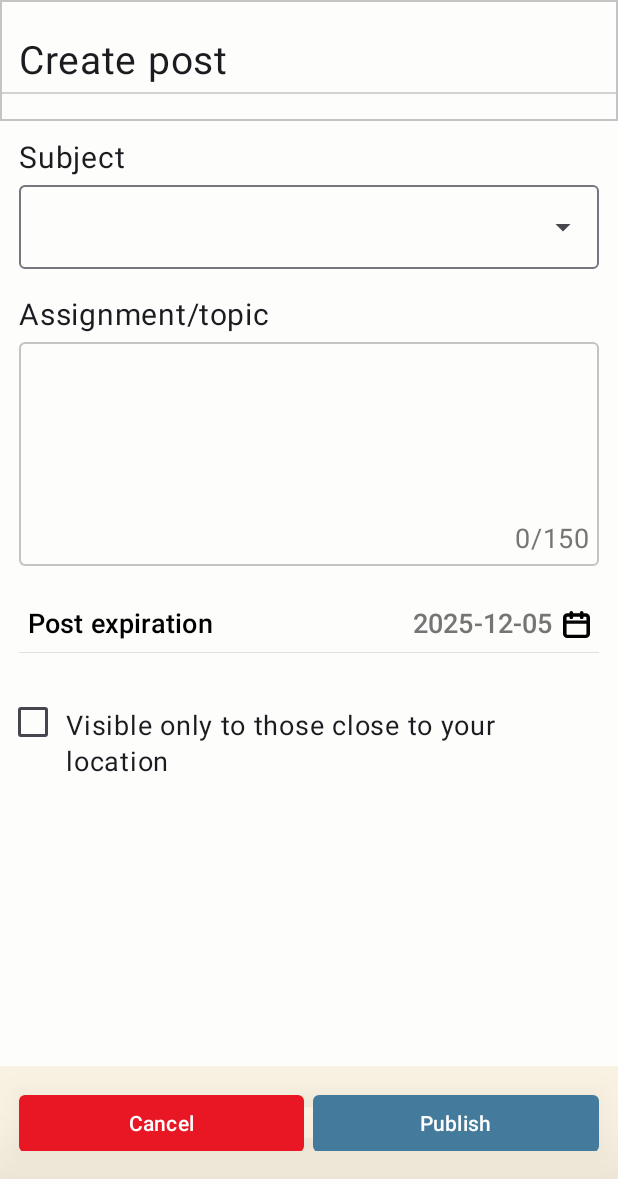
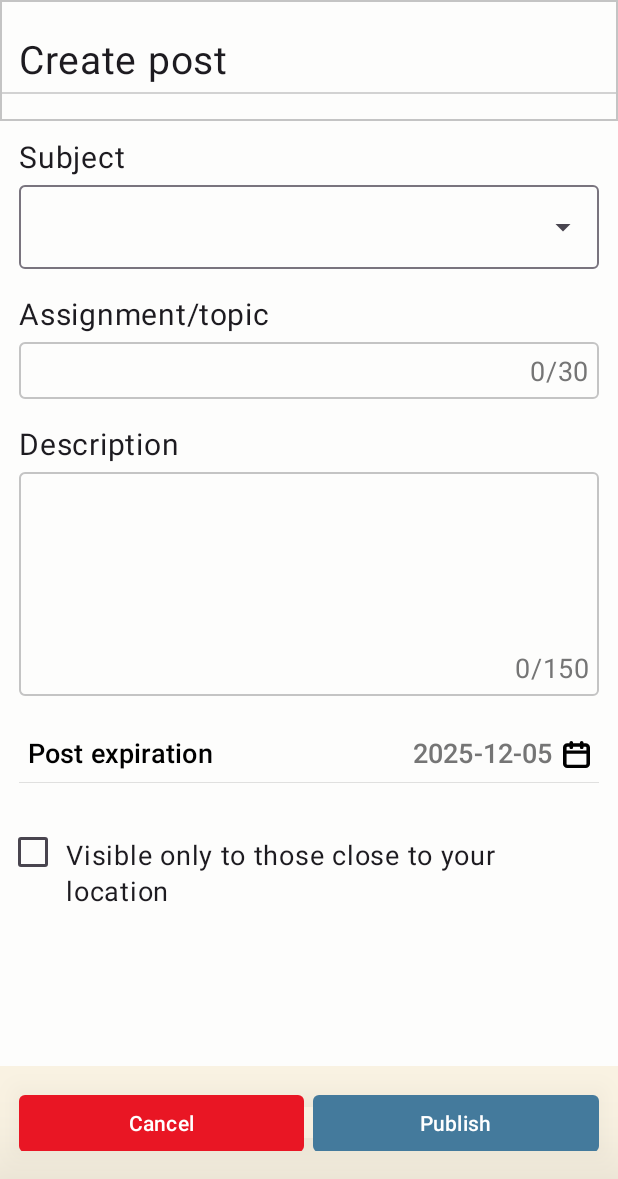
Before and after one commit to BlueSara/Mobile-programming---Group-35, an Android app built with Jetpack Compose: the composable CreatePost shown on its own in the app's theme, after a tap on "Publish", on a phone screen of 412 x 824 dp, the part 57-1236 px from its top. Run offline under Robolectric (Android 15) with nearby library versions, the phone set to English and light mode, and no system bars; our stand-ins replace Firebase (no records; nobody signed in at launch, a user with empty details on screens opened directly).

Commit message:
Creating real api call and POST request of data from create post screen, instead of using mock up data

```diff
--- a/StudyGroup/app/src/main/java/dataLayer/api/ApiHandler.kt
+++ b/StudyGroup/app/src/main/java/dataLayer/api/ApiHandler.kt
@@ -79,6 +79,7 @@ fun formatRequest(connection: HttpURLConnection, method: String, token: String ?
     connection.connectTimeout = 60000
     connection.readTimeout = 60000
     connection.setRequestProperty("Accept", "application/json")
+    //connection.setRequestProperty("Content-Type", "application/json; charset=UTF-8")
 }
 
 /**This is used for making GET-requests to the api
--- a/StudyGroup/app/src/main/java/dataLayer/firebase/firebaseDataModels.kt
+++ b/StudyGroup/app/src/main/java/dataLayer/firebase/firebaseDataModels.kt
@@ -36,6 +36,8 @@ data class Subject(
     val studyPrograms: List<StudyProgramLink>? = null,
 
     val posts: List<String>? = null,
+
+    var firestoreID: String? = null
 )
 
 
--- a/StudyGroup/app/src/main/java/screens/createPost.kt
+++ b/StudyGroup/app/src/main/java/screens/createPost.kt
@@ -41,8 +41,18 @@ import components.DateInput
 import components.PageHeadline
 import components.Select
 import components.TextArea
+import components.TextInput
+import dataLayer.firebase.UniversityService
+import handleApiReqGet
+import handleApiReqPost
+import kotlinx.coroutines.CoroutineScope
+import kotlinx.coroutines.Dispatchers
+import kotlinx.coroutines.launch
+import kotlinx.coroutines.withContext
 import layout.Layout
 import java.time.LocalDate
+import dataLayer.firebase.Subject
+
 
 
 val mockUpSubjects:List<Map<String,String>> =  listOf(
@@ -62,27 +72,72 @@ val mockUpSubjects:List<Map<String,String>> =  listOf(
         Pair("even_more_data", "no way")
     ),
 )
-
+// API_DEBUG_BODY API_DEBUG_BODY CREATE_POST
 @Composable
 fun CreatePost(
     navController: NavHostController ?=null,) {
-    val availableSubjects = mockUpSubjects // TODO: USE REAL DATA
+    val space = LocalSpacing.current
+    val context = LocalContext.current
+
+    val universityService = remember { UniversityService() }
+    var subjects by remember { mutableStateOf(listOf<Subject>()) }
+
+    LaunchedEffect(Unit) {
+        CoroutineScope(Dispatchers.IO).launch {
+            val result = universityService.getAllSubjects()
+            subjects = result
+        }
+    }
+
     var mSelectedSubject by remember { mutableStateOf("") }
+    var mSelectedSubjectName by remember { mutableStateOf("") }
     var mTopic by remember { mutableStateOf("") }
+    var mDescription by remember {mutableStateOf("")}
     var mExpirationDate by remember { mutableStateOf(LocalDate.now()) }
     var mUseLocation by remember { mutableStateOf(false) }
-
-    val space = LocalSpacing.current
-    val permission = Manifest.permission.ACCESS_FINE_LOCATION
-
-    fun handlePushingPost(){
-        //TODO : ADD LOGIC TO VALIDATE AND PUBLISH POST (API)
-    }
-
     var mLat by remember { mutableDoubleStateOf(0.0) }
     var mLng by remember { mutableDoubleStateOf(0.0) }
 
-    val context = LocalContext.current
+    val permission = Manifest.permission.ACCESS_FINE_LOCATION
+    fun handlePushingPost(){
+        CoroutineScope(Dispatchers.IO).launch {
+            val formattedDate = "${mExpirationDate}T00:00:00Z"
+            val body = mutableMapOf<String, Any>(
+                "title" to mTopic,
+                "subjectID" to mSelectedSubject,
+                "subject" to mSelectedSubjectName,
+                "topic" to mTopic,
+                "useProximity" to mUseLocation,
+                "expirationDate" to formattedDate
+            )
+
+            if (mUseLocation) {
+                body["xCoord"] = mLat
+                body["yCoord"] = mLng
+
+            }
+
+            Log.e("POST_BODY", "ERROR: $body")
+
+            val newPost = handleApiReqPost("/post/create", body as Map<String, Any>?, context )
+
+            if (newPost.ok) {
+                Log.d("CREATE_POST", "OK: ${newPost.code}, ${newPost.content}")
+                withContext(Dispatchers.Main) {
+                    navController?.navigate("home")
+                }
+                } else {
+                Log.e("CREATE_POST", """
+                POST FAILED
+                Status code: ${newPost.code}
+                Response ok?: ${newPost.ok}
+                Raw content: ${newPost.content}
+                """.trimIndent())
+
+            }
+        }
+    }
+
     val activity = context as? ComponentActivity
 
     val permissionLauncher = rememberLauncherForActivityResult(
@@ -143,13 +198,27 @@ fun CreatePost(
             ) {
                 Text("Subject", fontSize = 20.sp)
                 Select(
-                    onChange = { mSelectedSubject = it },
-                    options = availableSubjects
+                    onChange = { selectedId ->
+                        mSelectedSubject = selectedId
+                        val obj = subjects.find { it.firestoreID == selectedId }
+                        mSelectedSubjectName = obj?.name ?: ""
+                    },
+                    options = subjects.map { subject ->
+                        mapOf(
+                            "id" to (subject.firestoreID ?: ""),
+                            "name" to ("${subject.code} - ${subject.name}")
+                        )
+                    }
                 )
-                TextArea(
+                TextInput(
                     value = mTopic,
                     onChange = { mTopic = it },
                     label = "Assignment/topic")
+
+                TextArea(
+                    value = mDescription,
+                    label = "Description"
+                )
 
                 DateInput(
                     date = mExpirationDate,
```
Also changed, not shown: StudyGroup/app/src/main/java/dataLayer/firebase/firebaseHandler.kt (+10 -6 lines).
